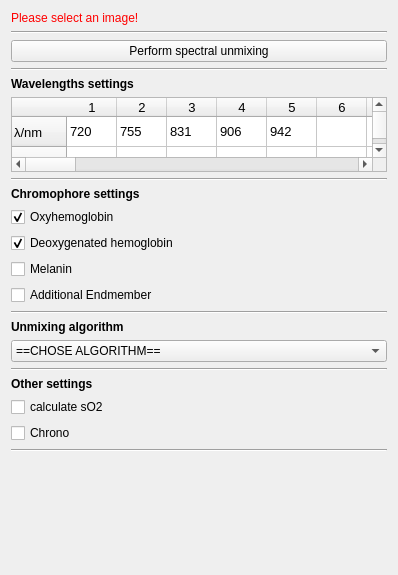
The window that Plugins/org.mitk.gui.qt.photoacoustics.spectralunmixing/src/internal/SpectralUnmixingControls.ui (MITK/MITK) describes before a commit, drawn with Qt 5.
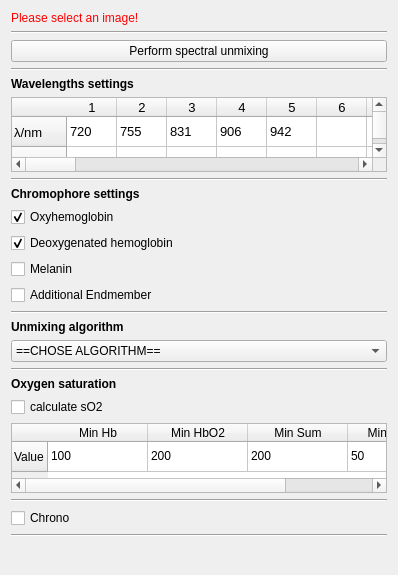
The same window after the commit. Icons and pictures are not drawn.

Commit message: add Oxygen saturation settings.

```diff
--- a/Plugins/org.mitk.gui.qt.photoacoustics.spectralunmixing/src/internal/SpectralUnmixingControls.ui
+++ b/Plugins/org.mitk.gui.qt.photoacoustics.spectralunmixing/src/internal/SpectralUnmixingControls.ui
@@ -735,7 +735,7 @@
       </font>
      </property>
      <property name="text">
-      <string>Other settings</string>
+      <string>Oxygen saturation</string>
      </property>
     </widget>
    </item>
@@ -749,6 +749,68 @@
      </property>
     </widget>
    </item>
+   <item>
+    <widget class="QTableWidget" name="tableSO2">
+     <property name="maximumSize">
+      <size>
+       <width>380</width>
+       <height>82</height>
+      </size>
+     </property>
+     <row>
+      <property name="text">
+       <string>Value</string>
+      </property>
+     </row>
+     <column>
+      <property name="text">
+       <string>Min Hb</string>
+      </property>
+     </column>
+     <column>
+      <property name="text">
+       <string>Min HbO2</string>
+      </property>
+     </column>
+     <column>
+      <property name="text">
+       <string>Min Sum</string>
+      </property>
+     </column>
+     <column>
+      <property name="text">
+       <string>Min SO2 %</string>
+      </property>
+     </column>
+     <item row="0" column="0">
+      <property name="text">
+       <string>100</string>
+      </property>
+     </item>
+     <item row="0" column="1">
+      <property name="text">
+       <string>200</string>
+      </property>
+     </item>
+     <item row="0" column="2">
+      <property name="text">
+       <string>200</string>
+      </property>
+     </item>
+     <item row="0" column="3">
+      <property name="text">
+       <string>50</string>
+      </property>
+     </item>
+    </widget>
+   </item>
+   <item>
+    <widget class="Line" name="line">
+     <property name="orientation">
+      <enum>Qt::Horizontal</enum>
+     </property>
+    </widget>
+   </item>
    <item>
     <widget class="QCheckBox" name="checkBoxChrono">
      <property name="text">
```
The commit also changes 3 other files.
